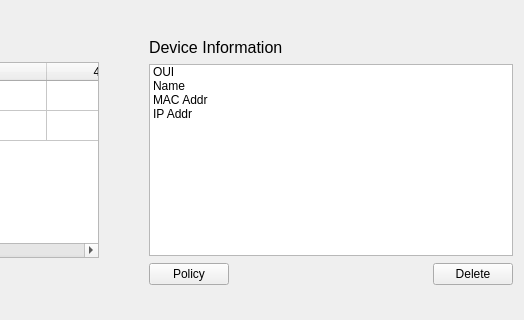
The window that ui/src/device-widget/widget.ui (wifievent/w) describes before a commit, drawn with Qt 5; both pictures show x 276 to 800 and y 139 to 459 of the 800 by 600 pixel window.
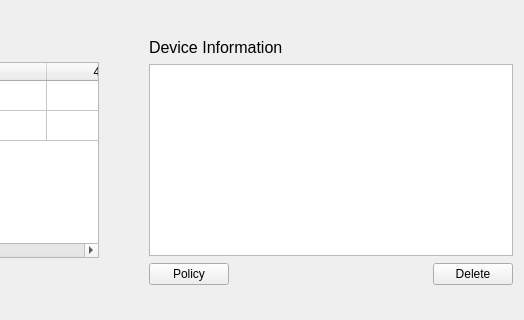
The same window after the commit.

Commit message: ✨ Add: List view on click

```diff
--- a/ui/src/device-widget/widget.ui
+++ b/ui/src/device-widget/widget.ui
@@ -137,28 +137,7 @@
           </widget>
          </item>
          <item>
-          <widget class="QListWidget" name="listWidget">
-           <item>
-            <property name="text">
-             <string>OUI</string>
-            </property>
-           </item>
-           <item>
-            <property name="text">
-             <string>Name</string>
-            </property>
-           </item>
-           <item>
-            <property name="text">
-             <string>MAC Addr</string>
-            </property>
-           </item>
-           <item>
-            <property name="text">
-             <string>IP Addr</string>
-            </property>
-           </item>
-          </widget>
+          <widget class="QListWidget" name="devInfo"/>
          </item>
          <item>
           <layout class="QHBoxLayout" name="btnLayout">
```
The commit also changes 1 other file.
